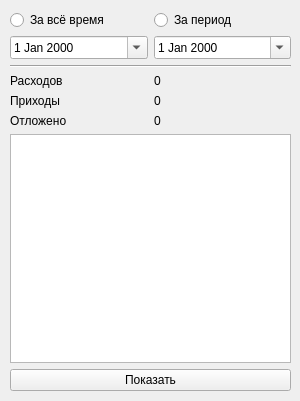
Before: the Qt Designer form src/ui/summarywidget.ui in sk-jame/android-finance-balance, drawn with Qt 5.
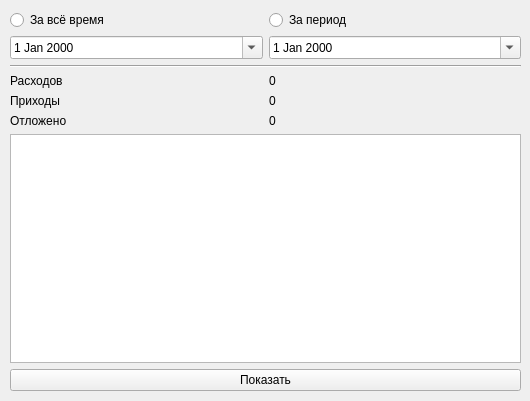
After: the same form once the commit is applied. Custom widgets are drawn as their Qt base class.

What changed in the file:
```diff
--- a/src/ui/summarywidget.ui
+++ b/src/ui/summarywidget.ui
@@ -6,7 +6,7 @@
    <rect>
     <x>0</x>
     <y>0</y>
-    <width>300</width>
+    <width>530</width>
     <height>401</height>
    </rect>
   </property>
@@ -18,7 +18,7 @@
     <rect>
      <x>10</x>
      <y>10</y>
-     <width>281</width>
+     <width>511</width>
      <height>381</height>
     </rect>
    </property>
```
